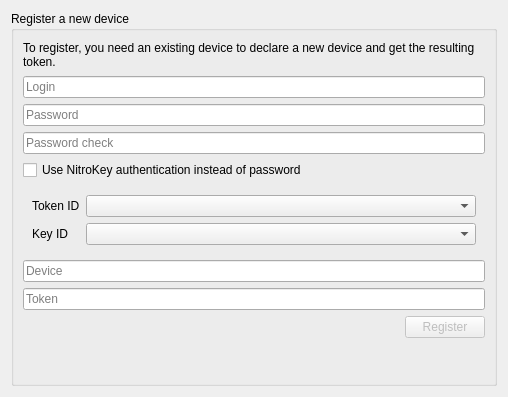
First picture: the form in parsec/core/gui/forms/login_register_device_widget.ui, repository Scille/parsec-cloud, before the edit.
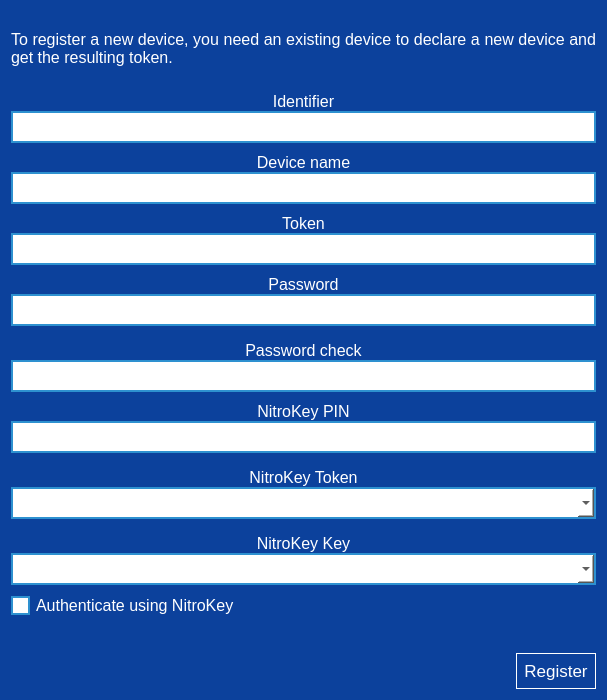
Second picture: the form after the edit. Icons and pictures are not drawn.

Patch:
```diff
--- a/parsec/core/gui/forms/login_register_device_widget.ui
+++ b/parsec/core/gui/forms/login_register_device_widget.ui
@@ -6,106 +6,552 @@
    <rect>
     <x>0</x>
     <y>0</y>
-    <width>508</width>
-    <height>397</height>
+    <width>607</width>
+    <height>700</height>
    </rect>
   </property>
   <property name="windowTitle">
    <string>Form</string>
   </property>
-  <layout class="QVBoxLayout" name="verticalLayout">
+  <property name="styleSheet">
+   <string notr="true">background-color: rgb(12, 65, 156);
+</string>
+  </property>
+  <layout class="QVBoxLayout" name="verticalLayout_4">
    <item>
-    <widget class="QGroupBox" name="group_config_device">
-     <property name="title">
-      <string>Register a new device</string>
+    <widget class="QLabel" name="label_9">
+     <property name="font">
+      <font>
+       <pointsize>12</pointsize>
+      </font>
      </property>
-     <layout class="QVBoxLayout" name="verticalLayout_4">
+     <property name="styleSheet">
+      <string notr="true">color: rgb(255, 255, 255);</string>
+     </property>
+     <property name="text">
+      <string>To register a new device, you need an existing device to declare a new device and get the resulting token.</string>
+     </property>
+     <property name="scaledContents">
+      <bool>false</bool>
+     </property>
+     <property name="alignment">
+      <set>Qt::AlignJustify|Qt::AlignVCenter</set>
+     </property>
+     <property name="wordWrap">
+      <bool>true</bool>
+     </property>
+     <property name="margin">
+      <number>10</number>
+     </property>
+    </widget>
+   </item>
+   <item>
+    <widget class="QWidget" name="widget_2" native="true">
+     <property name="sizePolicy">
+      <sizepolicy hsizetype="Expanding" vsizetype="Preferred">
+       <horstretch>0</horstretch>
+       <verstretch>0</verstretch>
+      </sizepolicy>
+     </property>
+     <property name="styleSheet">
+      <string notr="true">QLineEdit
+{
+border: 2px solid rgb(46, 145, 208);
+background-color: white;
+color: black;
+}
+
+QComboBox
+{
+border: 2px solid rgb(46, 145, 208);
+background-color: white;
+color: black;
+}
+
+QComboBox::down-arrow
+{
+image: url(:/icons/images/icons/down-arrow.png);
+}
+
+QCheckBox
+{
+color: rgb(255, 255, 255);
+}
+
+QCheckBox::indicator
+{
+width: 15px;
+height: 15px;
+background-color: rgb(255, 255, 255);
+border: 2px solid rgb(46, 145, 208);
+color: black;
+}
+
+QCheckBox::indicator:checked
+{
+image: url(:/icons/images/icons/checked.png)
+}</string>
+     </property>
+     <layout class="QVBoxLayout" name="verticalLayout">
+      <property name="spacing">
+       <number>10</number>
+      </property>
+      <property name="leftMargin">
+       <number>0</number>
+      </property>
+      <property name="topMargin">
+       <number>0</number>
+      </property>
+      <property name="rightMargin">
+       <number>0</number>
+      </property>
+      <property name="bottomMargin">
+       <number>0</number>
+      </property>
       <item>
-       <widget class="QLabel" name="device_label">
-        <property name="text">
-         <string>To register, you need an existing device to declare a new device and get the resulting token.</string>
+       <layout class="QVBoxLayout" name="verticalLayout_5">
+        <property name="spacing">
+         <number>0</number>
         </property>
-        <property name="wordWrap">
-         <bool>true</bool>
-        </property>
-       </widget>
+        <item>
+         <widget class="QLabel" name="label">
+          <property name="font">
+           <font>
+            <pointsize>12</pointsize>
+           </font>
+          </property>
+          <property name="styleSheet">
+           <string notr="true">color: rgb(255, 255, 255);</string>
+          </property>
+          <property name="text">
+           <string>Identifier</string>
+          </property>
+          <property name="alignment">
+           <set>Qt::AlignCenter</set>
+          </property>
+         </widget>
+        </item>
+        <item>
+         <widget class="QLineEdit" name="line_edit_login">
+          <property name="minimumSize">
+           <size>
+            <width>0</width>
+            <height>32</height>
+           </size>
+          </property>
+          <property name="font">
+           <font>
+            <pointsize>12</pointsize>
+           </font>
+          </property>
+         </widget>
+        </item>
+       </layout>
       </item>
       <item>
-       <widget class="QLineEdit" name="line_edit_login">
-        <property name="placeholderText">
-         <string>Login</string>
+       <layout class="QVBoxLayout" name="verticalLayout_6">
+        <property name="spacing">
+         <number>0</number>
         </property>
-       </widget>
+        <item>
+         <widget class="QLabel" name="label_7">
+          <property name="font">
+           <font>
+            <pointsize>12</pointsize>
+           </font>
+          </property>
+          <property name="styleSheet">
+           <string notr="true">color: rgb(255, 255, 255);</string>
+          </property>
+          <property name="text">
+           <string>Device name</string>
+          </property>
+          <property name="alignment">
+           <set>Qt::AlignCenter</set>
+          </property>
+         </widget>
+        </item>
+        <item>
+         <widget class="QLineEdit" name="line_edit_device">
+          <property name="minimumSize">
+           <size>
+            <width>0</width>
+            <height>32</height>
+           </size>
+          </property>
+          <property name="font">
+           <font>
+            <pointsize>12</pointsize>
+           </font>
+          </property>
+         </widget>
+        </item>
+       </layout>
       </item>
       <item>
-       <widget class="QLineEdit" name="line_edit_password">
-        <property name="echoMode">
-         <enum>QLineEdit::Password</enum>
+       <layout class="QVBoxLayout" name="verticalLayout_7">
+        <property name="spacing">
+         <number>0</number>
         </property>
-        <property name="placeholderText">
-         <string>Password</string>
-        </property>
-       </widget>
+        <item>
+         <widget class="QLabel" name="label_8">
+          <property name="font">
+           <font>
+            <pointsize>12</pointsize>
+           </font>
+          </property>
+          <property name="styleSheet">
+           <string notr="true">color: rgb(255, 255, 255);</string>
+          </property>
+          <property name="text">
+           <string>Token</string>
+          </property>
+          <property name="alignment">
+           <set>Qt::AlignCenter</set>
+          </property>
+         </widget>
+        </item>
+        <item>
+         <widget class="QLineEdit" name="line_edit_token">
+          <property name="minimumSize">
+           <size>
+            <width>0</width>
+            <height>32</height>
+           </size>
+          </property>
+          <property name="font">
+           <font>
+            <pointsize>12</pointsize>
+           </font>
+          </property>
+         </widget>
+        </item>
+       </layout>
       </item>
       <item>
-       <widget class="QLineEdit" name="line_edit_password_check">
-        <property name="echoMode">
-         <enum>QLineEdit::Password</enum>
-        </property>
-        <property name="placeholderText">
-         <string>Password check</string>
-        </property>
-       </widget>
-      </item>
-      <item>
-       <widget class="QCheckBox" name="check_box_use_nitrokey">
-        <property name="text">
-         <string>Use NitroKey authentication instead of password</string>
-        </property>
+       <widget class="QWidget" name="widget_password" native="true">
+        <layout class="QVBoxLayout" name="verticalLayout_2">
+         <property name="spacing">
+          <number>15</number>
+         </property>
+         <property name="leftMargin">
+          <number>0</number>
+         </property>
+         <property name="topMargin">
+          <number>0</number>
+         </property>
+         <property name="rightMargin">
+          <number>0</number>
+         </property>
+         <property name="bottomMargin">
+          <number>0</number>
+         </property>
+         <item>
+          <layout class="QVBoxLayout" name="verticalLayout_8">
+           <property name="spacing">
+            <number>0</number>
+           </property>
+           <item>
+            <widget class="QLabel" name="label_2">
+             <property name="font">
+              <font>
+               <pointsize>12</pointsize>
+              </font>
+             </property>
+             <property name="styleSheet">
+              <string notr="true">color: rgb(255, 255, 255);</string>
+             </property>
+             <property name="text">
+              <string>Password</string>
+             </property>
+             <property name="alignment">
+              <set>Qt::AlignCenter</set>
+             </property>
+            </widget>
+           </item>
+           <item>
+            <widget class="QLineEdit" name="line_edit_password">
+             <property name="minimumSize">
+              <size>
+               <width>0</width>
+               <height>32</height>
+              </size>
+             </property>
+             <property name="font">
+              <font>
+               <pointsize>12</pointsize>
+              </font>
+             </property>
+             <property name="styleSheet">
+              <string notr="true"/>
+             </property>
+             <property name="text">
+              <string/>
+             </property>
+             <property name="echoMode">
+              <enum>QLineEdit::Password</enum>
+             </property>
+            </widget>
+           </item>
+          </layout>
+         </item>
+         <item>
+          <layout class="QVBoxLayout" name="verticalLayout_9">
+           <property name="spacing">
+            <number>0</number>
+           </property>
+           <item>
+            <widget class="QLabel" name="label_6">
+             <property name="font">
+              <font>
+               <pointsize>12</pointsize>
+              </font>
+             </property>
+             <property name="styleSheet">
+              <string notr="true">color: rgb(255, 255, 255);</string>
+             </property>
+             <property name="text">
+              <string>Password check</string>
+             </property>
+             <property name="alignment">
+              <set>Qt::AlignCenter</set>
+             </property>
+            </widget>
+           </item>
+           <item>
+            <widget class="QLineEdit" name="line_edit_password_check">
+             <property name="minimumSize">
+              <size>
+               <width>0</width>
+               <height>32</height>
+              </size>
+             </property>
+             <property name="font">
+              <font>
+               <pointsize>12</pointsize>
+              </font>
+             </property>
+             <property name="echoMode">
+              <enum>QLineEdit::Password</enum>
+             </property>
+            </widget>
+           </item>
+          </layout>
+         </item>
+        </layout>
        </widget>
       </item>
       <item>
        <widget class="QWidget" name="widget_nitrokey" native="true">
-        <layout class="QFormLayout" name="formLayout">
-         <item row="0" column="0">
-          <widget class="QLabel" name="label">
-           <property name="text">
-            <string>Token ID</string>
+        <property name="font">
+         <font>
+          <pointsize>12</pointsize>
+         </font>
+        </property>
+        <property name="styleSheet">
+         <string notr="true">color: rgb(255, 255, 255);</string>
+        </property>
+        <layout class="QVBoxLayout" name="verticalLayout_3">
+         <property name="spacing">
+          <number>15</number>
+         </property>
+         <property name="leftMargin">
+          <number>0</number>
+         </property>
+         <property name="topMargin">
+          <number>0</number>
+         </property>
+         <property name="rightMargin">
+          <number>0</number>
+         </property>
+         <property name="bottomMargin">
+          <number>0</number>
+         </property>
+         <item>
+          <layout class="QVBoxLayout" name="verticalLayout_10">
+           <property name="spacing">
+            <number>0</number>
            </property>
-          </widget>
+           <item>
+            <widget class="QLabel" name="label_3">
+             <property name="font">
+              <font>
+               <pointsize>12</pointsize>
+              </font>
+             </property>
+             <property name="styleSheet">
+              <string notr="true">color: rgb(255, 255, 255);</string>
+             </property>
+             <property name="text">
+              <string>NitroKey PIN</string>
+             </property>
+             <property name="alignment">
+              <set>Qt::AlignCenter</set>
+             </property>
+            </widget>
+           </item>
+           <item>
+            <widget class="QLineEdit" name="line_edit_nitrokey_pin">
+             <property name="minimumSize">
+              <size>
+               <width>0</width>
+               <height>32</height>
+              </size>
+             </property>
+             <property name="font">
+              <font>
+               <pointsize>12</pointsize>
+              </font>
+             </property>
+             <property name="styleSheet">
+              <string notr="true">color: rgb(0, 0, 0);</string>
+             </property>
+             <property name="text">
+              <string/>
+             </property>
+             <property name="echoMode">
+              <enum>QLineEdit::Password</enum>
+             </property>
+            </widget>
+           </item>
+          </layout>
          </item>
-         <item row="1" column="0">
-          <widget class="QLabel" name="label_2">
-           <property name="text">
-            <string>Key ID</string>
+         <item>
+          <layout class="QVBoxLayout" name="verticalLayout_11">
+           <property name="spacing">
+            <number>0</number>
            </property>
-          </widget>
+           <item>
+            <widget class="QLabel" name="label_4">
+             <property name="font">
+              <font>
+               <pointsize>12</pointsize>
+              </font>
+             </property>
+             <property name="styleSheet">
+              <string notr="true">color: rgb(255, 255, 255);</string>
+             </property>
+             <property name="text">
+              <string>NitroKey Token</string>
+             </property>
+             <property name="alignment">
+              <set>Qt::AlignCenter</set>
+             </property>
+            </widget>
+           </item>
+           <item>
+            <widget class="QComboBox" name="combo_nitrokey_token">
+             <property name="minimumSize">
+              <size>
+               <width>0</width>
+               <height>32</height>
+              </size>
+             </property>
+             <property name="font">
+              <font>
+               <pointsize>12</pointsize>
+              </font>
+             </property>
+             <property name="styleSheet">
+              <string notr="true">color: black;</string>
+             </property>
+            </widget>
+           </item>
+          </layout>
          </item>
-         <item row="0" column="1">
-          <widget class="QComboBox" name="combo_nitrokey_token"/>
-         </item>
-         <item row="1" column="1">
-          <widget class="QComboBox" name="combo_nitrokey_key"/>
+         <item>
+          <layout class="QVBoxLayout" name="verticalLayout_12">
+           <property name="spacing">
+            <number>0</number>
+           </property>
+           <item>
+            <widget class="QLabel" name="label_5">
+             <property name="font">
+              <font>
+               <pointsize>12</pointsize>
+              </font>
+             </property>
+             <property name="styleSheet">
+              <string notr="true">color: rgb(255, 255, 255);</string>
+             </property>
+             <property name="text">
+              <string>NitroKey Key</string>
+             </property>
+             <property name="alignment">
+              <set>Qt::AlignCenter</set>
+             </property>
+            </widget>
+           </item>
+           <item>
+            <widget class="QComboBox" name="combo_nitrokey_key">
+             <property name="minimumSize">
+              <size>
+               <width>0</width>
+               <height>32</height>
+              </size>
+             </property>
+             <property name="font">
+              <font>
+               <pointsize>12</pointsize>
+              </font>
+             </property>
+             <property name="styleSheet">
+              <string notr="true">color: black;</string>
+             </property>
+            </widget>
+           </item>
+          </layout>
          </item>
         </layout>
        </widget>
       </item>
       <item>
-       <widget class="QLineEdit" name="line_edit_device">
-        <property name="placeholderText">
-         <string>Device</string>
+       <widget class="QCheckBox" name="check_box_use_nitrokey">
+        <property name="font">
+         <font>
+          <pointsize>12</pointsize>
+         </font>
         </property>
+        <property name="styleSheet">
+         <string notr="true"/>
+        </property>
+        <property name="text">
+         <string>Authenticate using NitroKey</string>
+        </property>
+        <property name="checkable">
+         <bool>true</bool>
+        </property>
+        <property name="checked">
+         <bool>false</bool>
+        </property>
        </widget>
       </item>
       <item>
-       <widget class="QLineEdit" name="line_edit_token">
-        <property name="placeholderText">
-         <string>Token</string>
+       <widget class="QLabel" name="label_error">
+        <property name="font">
+         <font>
+          <pointsize>12</pointsize>
+         </font>
         </property>
+        <property name="styleSheet">
+         <string notr="true">color: rgb(255, 255, 255);</string>
+        </property>
+        <property name="text">
+         <string/>
+        </property>
+        <property name="wordWrap">
+         <bool>true</bool>
+        </property>
+        <property name="margin">
+         <number>10</number>
+        </property>
        </widget>
       </item>
       <item>
-       <layout class="QHBoxLayout" name="horizontalLayout_2">
+       <layout class="QHBoxLayout" name="horizontalLayout_3">
+        <property name="spacing">
+         <number>0</number>
+        </property>
         <item>
          <spacer name="horizontalSpacer_3">
           <property name="orientation">
@@ -121,23 +567,35 @@
         </item>
         <item>
          <widget class="QPushButton" name="button_register">
-          <property name="enabled">
-           <bool>false</bool>
+          <property name="font">
+           <font>
+            <pointsize>13</pointsize>
+           </font>
+          </property>
+          <property name="layoutDirection">
+           <enum>Qt::RightToLeft</enum>
+          </property>
+          <property name="styleSheet">
+           <string notr="true">border: 1px solid rgb(255, 255, 255);
+color: rgb(255, 255, 255);
+padding: 7px;</string>
           </property>
           <property name="text">
            <string>Register</string>
           </property>
+          <property name="iconSize">
+           <size>
+            <width>28</width>
+            <height>28</height>
+           </size>
+          </property>
+          <property name="flat">
+           <bool>true</bool>
+          </property>
          </widget>
         </item>
        </layout>
       </item>
-      <item>
-       <widget class="QLabel" name="label_error">
-        <property name="text">
-         <string/>
-        </property>
-       </widget>
-      </item>
      </layout>
     </widget>
    </item>
```
Left out of the diff: 38 changed lines with no effect on the pictures.
